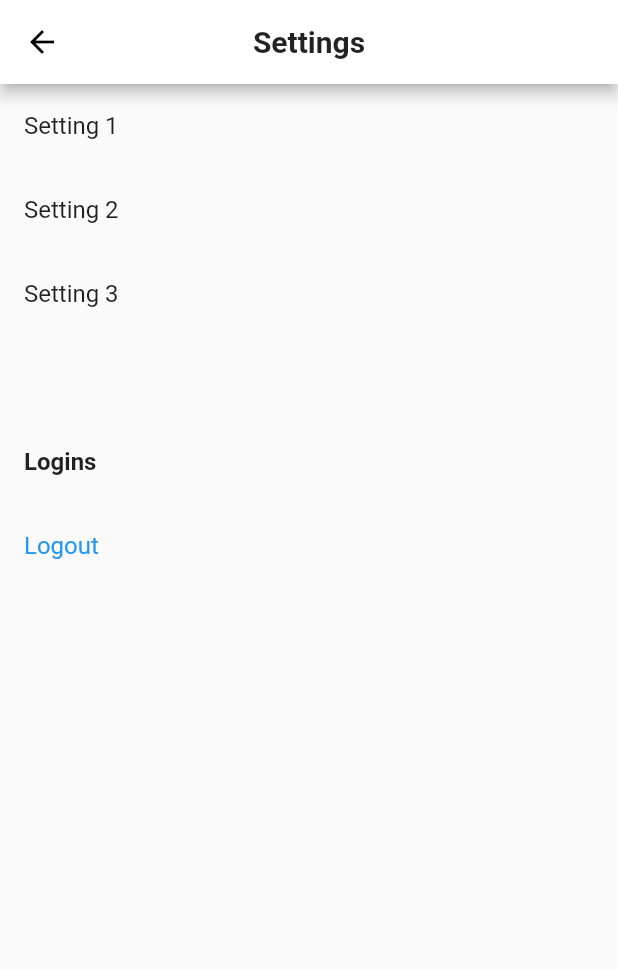
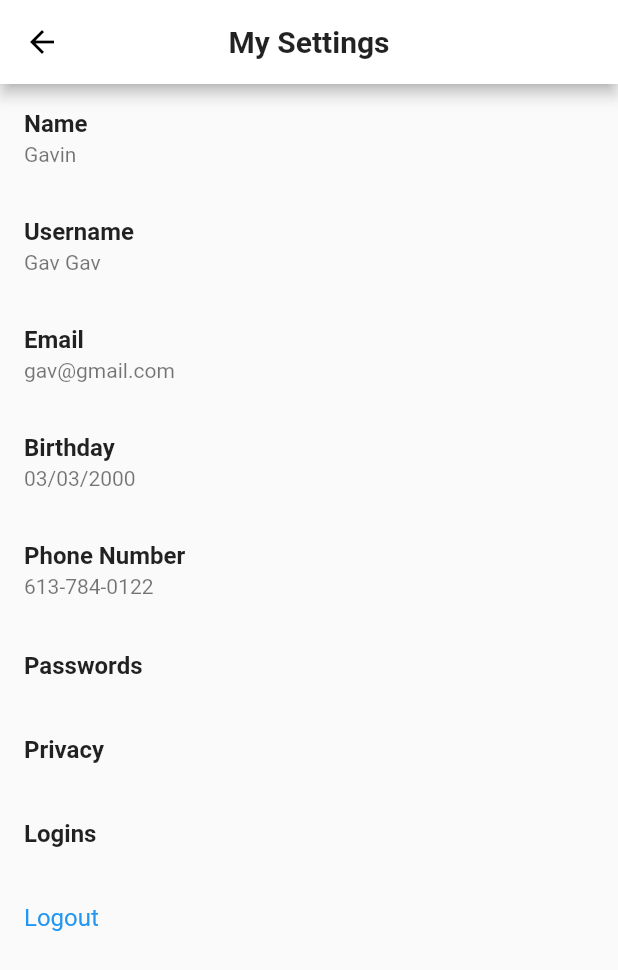
Before and after one commit to parkuman/reach-app, a Flutter app: the SettingsPage screen opened directly, on a phone screen of 412 x 824 dp. Shown: the top 970 px of the screen. Run offline on Flutter 3.47's test engine with Material 2 defaults, Android fonts, the phone set to English and light mode, and no system bars; our stand-ins replace rxdart, shared_preferences; accounts and stored records are empty.

Commit message:
I changed settings

```diff
--- a/lib/pages/settings.dart
+++ b/lib/pages/settings.dart
@@ -3,30 +3,57 @@ import 'package:scoped_model/scoped_model.dart';
 
 import '../scoped_models/main_model.dart';
 
+
 class SettingsPage extends StatelessWidget {
+//final MainModel model;
+//SettingsPage(this.model)
+
   @override
   Widget build(BuildContext context) {
     return Scaffold(
       appBar: AppBar(
         centerTitle: true,
-        title: Text('Settings', style: TextStyle(fontWeight: FontWeight.bold)),
+        title: Text('My Settings', style: TextStyle(fontWeight: FontWeight.bold)),
       ),
-      // body: Center(child: Text('Settings')),
+
       body: ListView(
         children: <Widget>[
           ListTile(
-            title: Text('Setting 1'),
+
+             title: Text('Name', style: TextStyle(fontWeight: FontWeight.bold),),
+             subtitle: Text('Gavin'),
             onTap: () {},
           ),
           ListTile(
-            title: Text('Setting 2'),
+            title: Text('Username', style: TextStyle(fontWeight: FontWeight.bold),),
+            subtitle: Text('Gav Gav'),
             onTap: () {},
           ),
           ListTile(
-            title: Text('Setting 3'),
+            title: Text('Email', style: TextStyle(fontWeight: FontWeight.bold),),
+            //subtitle: Text('${model.authenticatedUser.email}'),
+            subtitle: Text('gav@gmail.com'),
             onTap: () {},
           ),
-          ListTile(),
+          ListTile(
+            title: Text('Birthday', style: TextStyle(fontWeight: FontWeight.bold),),
+            subtitle: Text('03/03/2000'),
+            onTap: () {},
+
+          ),ListTile(
+            title: Text('Phone Number', style: TextStyle(fontWeight: FontWeight.bold),),
+            subtitle: Text('613-784-0122'),
+            onTap: () {},
+
+          ),ListTile(
+            title: Text('Passwords', style: TextStyle(fontWeight: FontWeight.bold),),
+            onTap: () {},
+
+          ),ListTile(
+            title: Text('Privacy', style: TextStyle(fontWeight: FontWeight.bold),),
+            onTap: () {},
+
+          ),
           ListTile(
             title:
                 Text('Logins', style: TextStyle(fontWeight: FontWeight.bold)),
```
Also changed, not shown: 1 other file.
